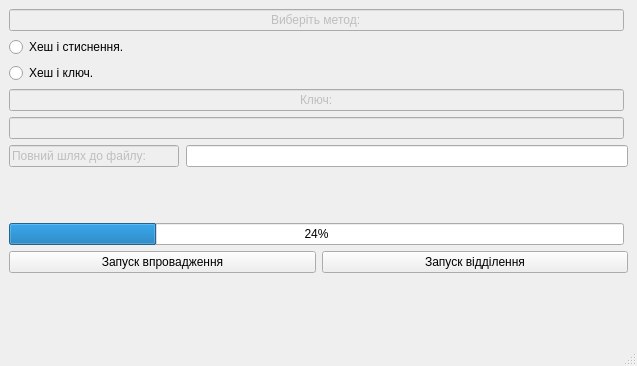
Qt form mainwindow.ui (vano19/Hash_based_integrity) before a commit.
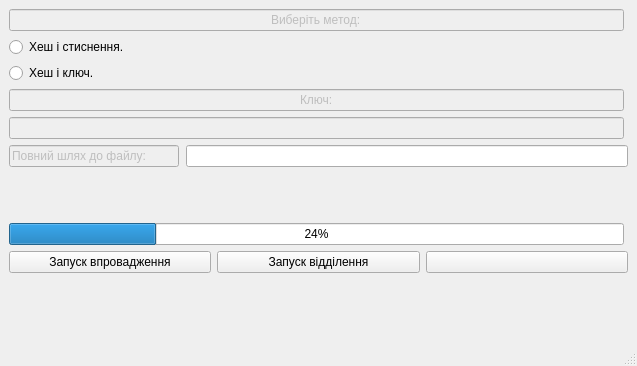
The same form after that commit.

Commit message: button for showing Images

The edit to the form file:
```diff
--- a/mainwindow.ui
+++ b/mainwindow.ui
@@ -273,6 +273,13 @@
           </property>
          </widget>
         </item>
+        <item>
+         <widget class="QPushButton" name="ShowImage">
+          <property name="text">
+           <string/>
+          </property>
+         </widget>
+        </item>
        </layout>
       </item>
       <item>
```
The commit also changes 13 other files.
